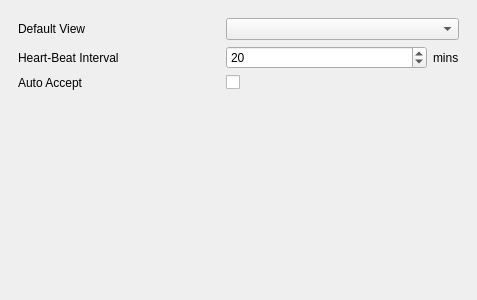
First picture: the form in Qt/Components/Resources/UI/pqApplicationOptions.ui, repository wildmichael/ParaView3-enhancements-old, before the edit.
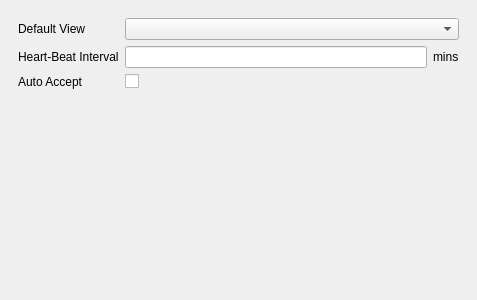
Second picture: the form after the edit.

Commit message: BUG: Fixed default for heart beat time to 1 min. Changed widget to line edit.

Diff of the .ui file:
```diff
--- a/Qt/Components/Resources/UI/pqApplicationOptions.ui
+++ b/Qt/Components/Resources/UI/pqApplicationOptions.ui
@@ -35,7 +35,9 @@
        <item row="1" column="2" >
         <widget class="QLabel" name="label_2" >
          <property name="sizePolicy" >
-          <sizepolicy vsizetype="Preferred" hsizetype="Fixed" >
+          <sizepolicy>
+           <hsizetype>0</hsizetype>
+           <vsizetype>0</vsizetype>
            <horstretch>0</horstretch>
            <verstretch>0</verstretch>
           </sizepolicy>
@@ -75,31 +77,6 @@
          </property>
         </spacer>
        </item>
-       <item row="1" column="1" >
-        <widget class="QSpinBox" name="HeartBeatTimeout" >
-         <property name="toolTip" >
-          <string>&lt;html>&lt;p>Set the interval in &lt;b>minutes&lt;/b> after which the client sends a heart beat message to the server to avoid connection termination due to inactivity. &lt;b>0&lt;/b> means no heartbeats.&lt;/p>&lt;/html></string>
-         </property>
-         <property name="statusTip" >
-          <string>&lt;html>&lt;p>Set the interval in &lt;b>minutes&lt;/b> after which the client sends a heart beat message to the server to avoid connection termination due to inactivity. &lt;b>0&lt;/b> means no heartbeats.&lt;/p>&lt;/html></string>
-         </property>
-         <property name="whatsThis" >
-          <string>&lt;html>&lt;p>Set the interval in &lt;b>minutes&lt;/b> after which the client sends a heart beat message to the server to avoid connection termination due to inactivity. &lt;b>0&lt;/b> means no heartbeats.&lt;/p>&lt;/html></string>
-         </property>
-         <property name="minimum" >
-          <number>0</number>
-         </property>
-         <property name="maximum" >
-          <number>1440</number>
-         </property>
-         <property name="singleStep" >
-          <number>1</number>
-         </property>
-         <property name="value" >
-          <number>20</number>
-         </property>
-        </widget>
-       </item>
        <item row="2" column="0" >
         <widget class="QLabel" name="label_3" >
          <property name="text" >
@@ -114,6 +91,19 @@
          </property>
         </widget>
        </item>
+       <item row="1" column="1" >
+        <widget class="QLineEdit" name="HeartBeatTimeout" >
+         <property name="toolTip" >
+          <string>&lt;html>&lt;p>Set the interval in &lt;b>minutes&lt;/b> after which the client sends a heart beat message to the server to avoid connection termination due to inactivity. &lt;b>0&lt;/b> means no heartbeats.&lt;/p>&lt;/html></string>
+         </property>
+         <property name="statusTip" >
+          <string>&lt;html>&lt;p>Set the interval in &lt;b>minutes&lt;/b> after which the client sends a heart beat message to the server to avoid connection termination due to inactivity. &lt;b>0&lt;/b> means no heartbeats.&lt;/p>&lt;/html></string>
+         </property>
+         <property name="whatsThis" >
+          <string>&lt;html>&lt;p>Set the interval in &lt;b>minutes&lt;/b> after which the client sends a heart beat message to the server to avoid connection termination due to inactivity. &lt;b>0&lt;/b> means no heartbeats.&lt;/p>&lt;/html></string>
+         </property>
+        </widget>
+       </item>
       </layout>
      </widget>
     </widget>
```
Left out of the diff: 6 changed lines with no effect on the pictures. The commit also changes 2 other files.
